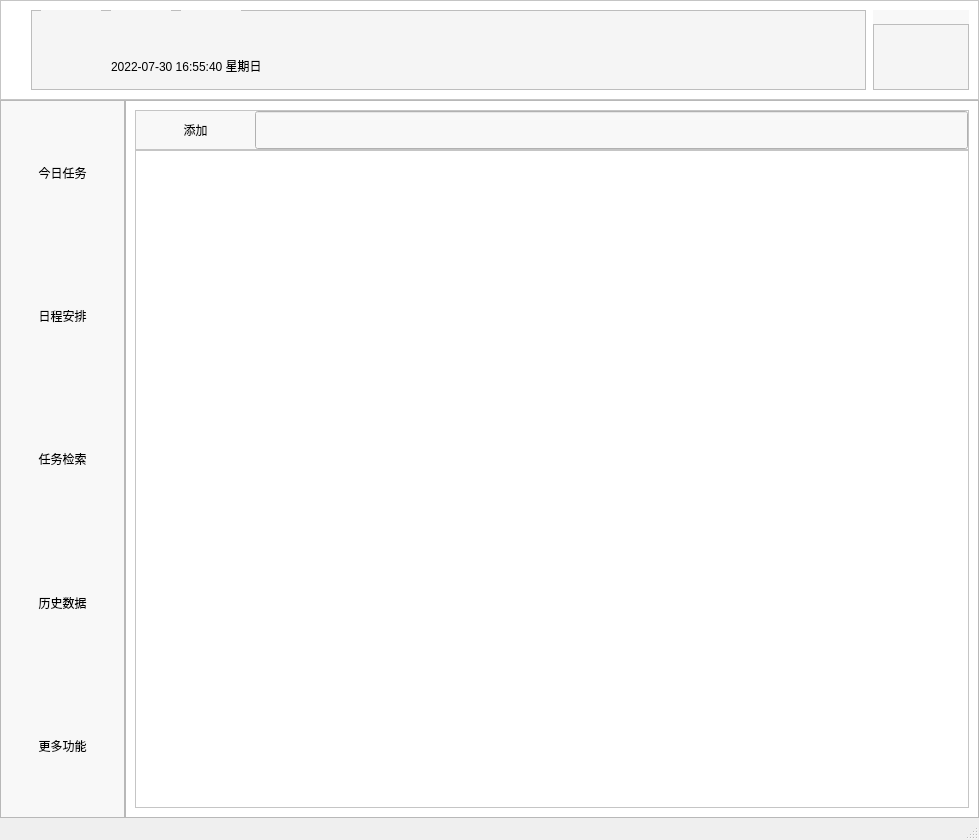
Old version of the form pro/untitled.ui in the repository cjj826/BUAA_2022_Python_XHZZ.
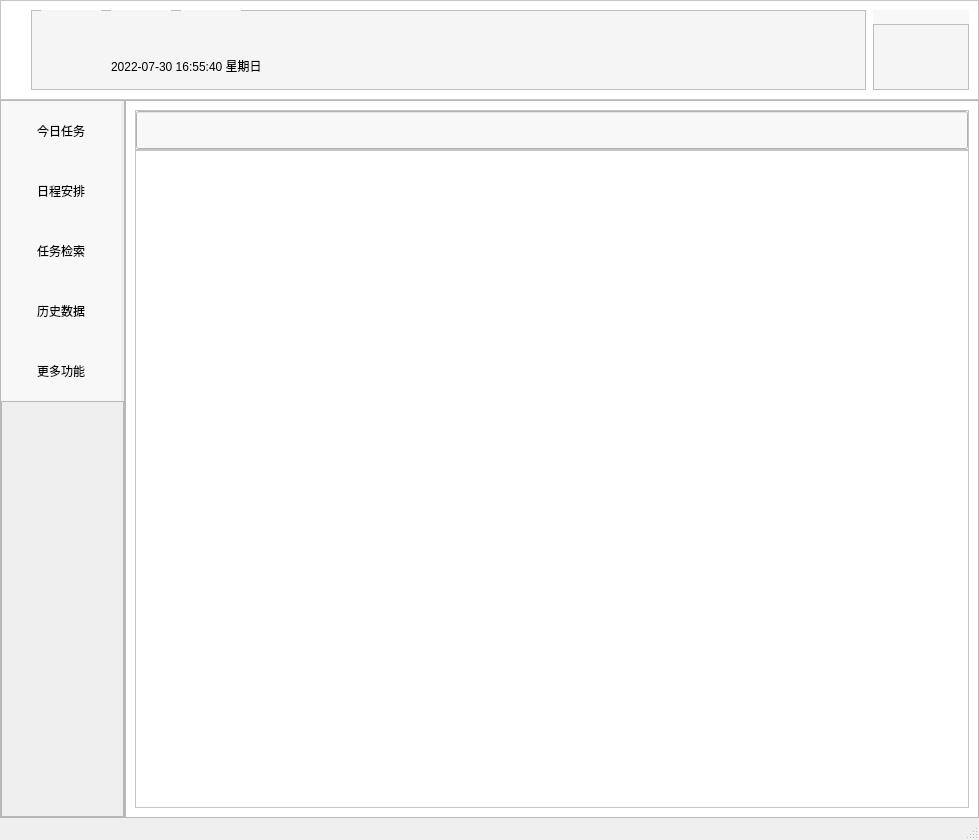
New version of the form. Icons and pictures are not drawn.

Commit message: 完善任务添加功能

Diff of the .ui file:
```diff
--- a/pro/untitled.ui
+++ b/pro/untitled.ui
@@ -442,11 +442,17 @@
              <item>
               <widget class="QPushButton" name="pushButton">
                <property name="sizePolicy">
-                <sizepolicy hsizetype="Expanding" vsizetype="Expanding">
+                <sizepolicy hsizetype="Preferred" vsizetype="Preferred">
                  <horstretch>0</horstretch>
                  <verstretch>0</verstretch>
                 </sizepolicy>
                </property>
+               <property name="maximumSize">
+                <size>
+                 <width>120</width>
+                 <height>60</height>
+                </size>
+               </property>
                <property name="styleSheet">
                 <string notr="true">QPushButton{
 	font-family:微软雅黑;
@@ -477,11 +483,17 @@
              <item>
               <widget class="QPushButton" name="pushButton_2">
                <property name="sizePolicy">
-                <sizepolicy hsizetype="Expanding" vsizetype="Expanding">
+                <sizepolicy hsizetype="Preferred" vsizetype="Preferred">
                  <horstretch>0</horstretch>
                  <verstretch>0</verstretch>
                 </sizepolicy>
                </property>
+               <property name="maximumSize">
+                <size>
+                 <width>120</width>
+                 <height>60</height>
+                </size>
+               </property>
                <property name="styleSheet">
                 <string notr="true">QPushButton{
 	font-family:微软雅黑;
@@ -512,11 +524,17 @@
              <item>
               <widget class="QPushButton" name="pushButton_3">
                <property name="sizePolicy">
-                <sizepolicy hsizetype="Expanding" vsizetype="Expanding">
+                <sizepolicy hsizetype="Preferred" vsizetype="Preferred">
                  <horstretch>0</horstretch>
                  <verstretch>0</verstretch>
                 </sizepolicy>
                </property>
+               <property name="maximumSize">
+                <size>
+                 <width>120</width>
+                 <height>60</height>
+                </size>
+               </property>
                <property name="styleSheet">
                 <string notr="true">QPushButton{
 	font-family:微软雅黑;
@@ -547,11 +565,17 @@
              <item>
               <widget class="QPushButton" name="pushButton_4">
                <property name="sizePolicy">
-                <sizepolicy hsizetype="Expanding" vsizetype="Expanding">
+                <sizepolicy hsizetype="Preferred" vsizetype="Preferred">
                  <horstretch>0</horstretch>
                  <verstretch>0</verstretch>
                 </sizepolicy>
                </property>
+               <property name="maximumSize">
+                <size>
+                 <width>120</width>
+                 <height>60</height>
+                </size>
+               </property>
                <property name="styleSheet">
                 <string notr="true">QPushButton{
 	font-family:微软雅黑;
@@ -582,11 +606,17 @@
              <item>
               <widget class="QPushButton" name="pushButton_5">
                <property name="sizePolicy">
-                <sizepolicy hsizetype="Expanding" vsizetype="Expanding">
+                <sizepolicy hsizetype="Preferred" vsizetype="Preferred">
                  <horstretch>0</horstretch>
                  <verstretch>0</verstretch>
                 </sizepolicy>
                </property>
+               <property name="maximumSize">
+                <size>
+                 <width>120</width>
+                 <height>60</height>
+                </size>
+               </property>
                <property name="styleSheet">
                 <string notr="true">QPushButton{
 	font-family:微软雅黑;
@@ -614,6 +644,16 @@
                </property>
               </widget>
              </item>
+             <item>
+              <widget class="QFrame" name="frame_12">
+               <property name="frameShape">
+                <enum>QFrame::StyledPanel</enum>
+               </property>
+               <property name="frameShadow">
+                <enum>QFrame::Raised</enum>
+               </property>
+              </widget>
+             </item>
             </layout>
            </item>
           </layout>
@@ -702,7 +742,7 @@
                    <property name="frameShadow">
                     <enum>QFrame::Raised</enum>
                    </property>
-                   <layout class="QHBoxLayout" name="horizontalLayout_6" stretch="1,6">
+                   <layout class="QHBoxLayout" name="horizontalLayout_6" stretch="6">
                     <property name="spacing">
                      <number>0</number>
                     </property>
@@ -718,41 +758,6 @@
                     <property name="bottomMargin">
                      <number>0</number>
                     </property>
-                    <item>
-                     <widget class="QPushButton" name="pushButton">
-                      <property name="sizePolicy">
-                       <sizepolicy hsizetype="Expanding" vsizetype="Expanding">
-                        <horstretch>0</horstretch>
-                        <verstretch>0</verstretch>
-                       </sizepolicy>
-                      </property>
-                      <property name="styleSheet">
-                       <string notr="true">QPushButton{
-	font-family:微软雅黑;
-	background-color: rgb(248, 248, 248);
-	border: none;
-}
-QPushButton:hover{
-	font-family:微软雅黑;
-	background-color: rgb(233, 237, 238);
-	border: none;
-}
-QPushButton:pressed{
-	font-family:微软雅黑;
-	background-color: rgb(233, 237, 238);
-	border: none;
-}
-</string>
-                      </property>
-                      <property name="text">
-                       <string>添加</string>
-                      </property>
-                      <property name="icon">
-                       <iconset>
-                        <normaloff>../res/添加任务.png</normaloff>../res/添加任务.png</iconset>
-                      </property>
-                     </widget>
-                    </item>
                     <item>
                      <widget class="QLineEdit" name="lineEdit">
                       <property name="sizePolicy">
```
Left out of the diff: 3 changed lines with no effect on the pictures. The commit also changes 14 other files.
